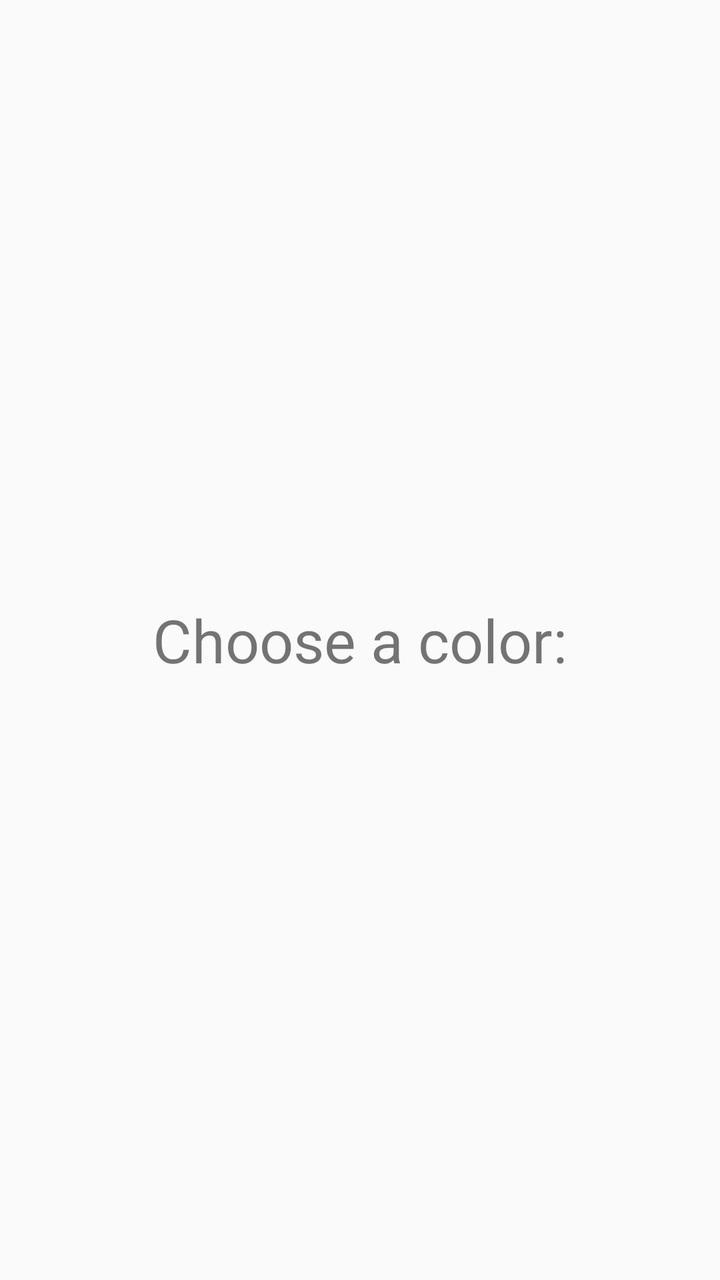
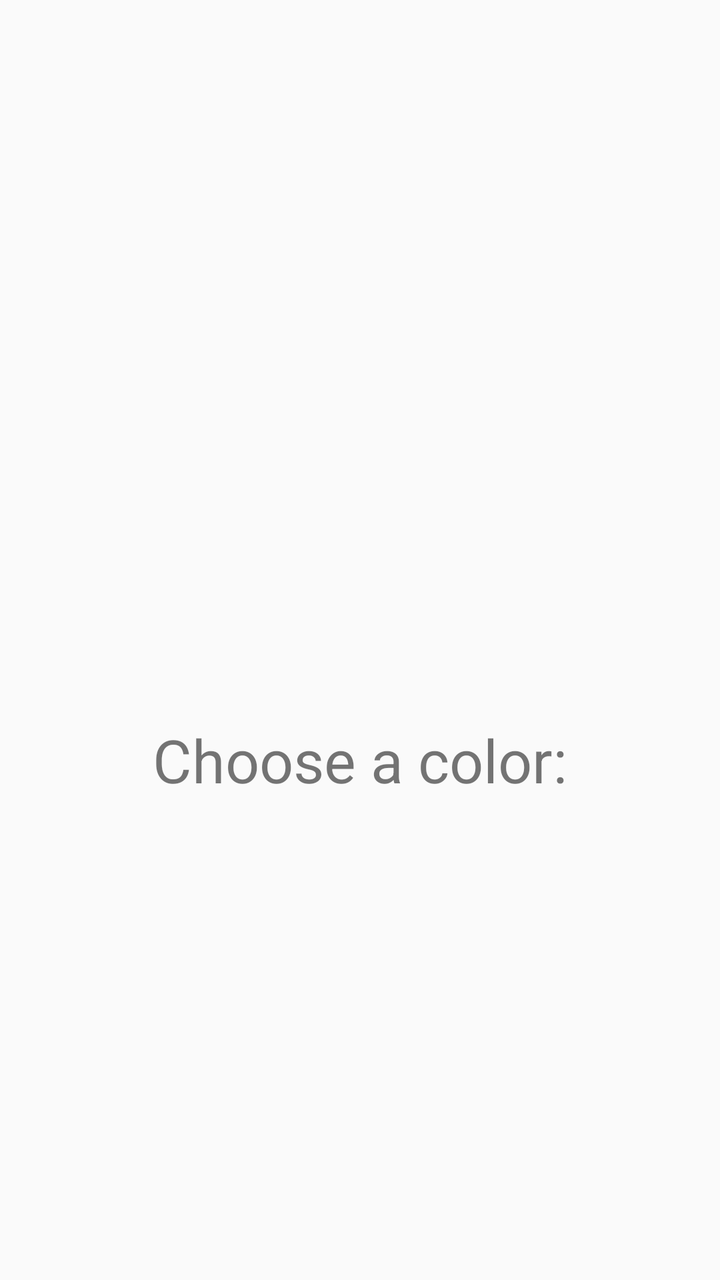

Screens rendered from an Android XML layout before and after an edit, with the pre-edit source and the edit as a unified diff.
<!-- AndroidManifest.xml: application theme Theme.LightsOut -->
<!-- res/layout/activity_color.xml -->
<?xml version="1.0" encoding="utf-8"?>
<LinearLayout xmlns:android="http://schemas.android.com/apk/res/android"
    xmlns:tools="http://schemas.android.com/tools"
    android:layout_width="match_parent"
    android:layout_height="wrap_content"
    android:orientation="vertical">

    <TextView
        android:layout_width="match_parent"
        android:layout_height="match_parent"
        android:textSize="30sp"
        android:gravity="center"
        android:layout_margin="20dp"
        android:text="@string/choose_color" />

    <RadioGroup
        android:layout_width="fill_parent"
        android:layout_height="wrap_content"
        android:orientation="vertical">

        <RadioButton android:id="@+id/radio_red"
            android:layout_width="match_parent"
            android:layout_height="50dp"
            android:background="@color/red"
            android:onClick="onColorSelected" />

        <RadioButton android:id="@+id/radio_orange"
            android:layout_width="match_parent"
            android:layout_height="50dp"
            android:background="@color/orange"
            android:onClick="onColorSelected" />

        <RadioButton android:id="@+id/radio_yellow"
            android:layout_width="match_parent"
            android:layout_height="50dp"
            android:background="@color/yellow"
            android:onClick="onColorSelected" />

        <RadioButton android:id="@+id/radio_green"
            android:layout_width="match_parent"
            android:layout_height="50dp"
            android:background="@color/green"
            android:onClick="onColorSelected" />

        <RadioButton android:id="@+id/radio_blue"
            android:layout_width="match_parent"
            android:layout_height="50dp"
            android:background="@color/blue_500"
            android:onClick="onColorSelected" />

        <RadioButton android:id="@+id/radio_purple"
            android:layout_width="match_parent"
            android:layout_height="50dp"
            android:background="@color/purple"
            android:onClick="onColorSelected" />
    </RadioGroup>

</LinearLayout>
<!-- resources referenced by this layout -->
<resources>
  <color name="blue_500">#3F51B5</color>
  <color name="green">#0A0</color>
  <color name="orange">#F80</color>
  <color name="purple">#7F00FF</color>
  <color name="red">#F00</color>
  <color name="yellow">#FF0</color>
  <string name="choose_color">Choose a color:</string>
  <style name="Theme.LightsOut" parent="Theme.AppCompat.Light.DarkActionBar">
          <item name="colorPrimary">@color/blue_500</item>
          <item name="colorPrimaryDark">@color/blue_700</item>
      </style>
  <color name="blue_700">#303F9F</color>
</resources>

<!-- the commit's change to res/layout/activity_color.xml (unified diff, before → after) -->
@@ -10,7 +10,7 @@
         android:layout_height="match_parent"
         android:textSize="30sp"
         android:gravity="center"
-        android:layout_margin="20dp"
+        android:layout_marginTop="120dp"
         android:text="@string/choose_color" />
 
     <RadioGroup
